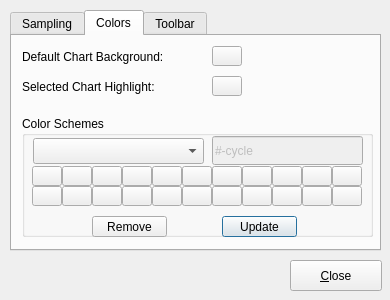
Above: src/chart/settingsdialog.ui from performancecopilot/pcp before the change. Below: the same form after it.
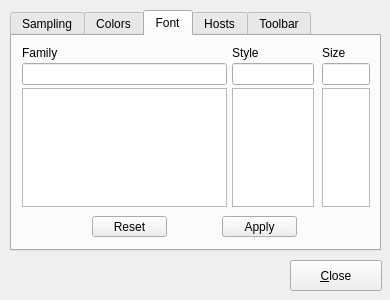
That is the form after the change. The open tabs and pages were chosen to show the change. Icons and pictures are not drawn. Custom widgets are drawn as their Qt base class.

Commit message: Add preference setting save/restore for saved hosts and fonts

What changed in the file:
```diff
--- a/src/chart/settingsdialog.ui
+++ b/src/chart/settingsdialog.ui
@@ -1093,8 +1093,221 @@
      </property>
     </widget>
    </widget>
+   <widget class="QWidget" name="fontTab">
+    <attribute name="title">
+     <string>Font</string>
+    </attribute>
+    <widget class="QWidget" name="sizeLayoutWidget">
+     <property name="geometry">
+      <rect>
+       <x>310</x>
+       <y>10</y>
+       <width>48</width>
+       <height>161</height>
+      </rect>
+     </property>
+     <layout class="QVBoxLayout" name="sizeVerticalLayout">
+      <property name="spacing">
+       <number>3</number>
+      </property>
+      <item>
+       <widget class="QLabel" name="sizeLabel">
+        <property name="text">
+         <string>Size</string>
+        </property>
+       </widget>
+      </item>
+      <item>
+       <widget class="QLineEdit" name="sizeLineEdit"/>
+      </item>
+      <item>
+       <widget class="QListWidget" name="sizeListWidget"/>
+      </item>
+     </layout>
+    </widget>
+    <widget class="QWidget" name="styleLayoutWidget">
+     <property name="geometry">
+      <rect>
+       <x>220</x>
+       <y>10</y>
+       <width>82</width>
+       <height>161</height>
+      </rect>
+     </property>
+     <layout class="QVBoxLayout" name="styleVerticalLayout">
+      <property name="spacing">
+       <number>3</number>
+      </property>
+      <item>
+       <widget class="QLabel" name="styleLabel">
+        <property name="text">
+         <string>Style</string>
+        </property>
+       </widget>
+      </item>
+      <item>
+       <widget class="QLineEdit" name="styleLineEdit"/>
+      </item>
+      <item>
+       <widget class="QListWidget" name="styleListWidget"/>
+      </item>
+     </layout>
+    </widget>
+    <widget class="QWidget" name="familyLayoutWidget">
+     <property name="geometry">
+      <rect>
+       <x>10</x>
+       <y>10</y>
+       <width>205</width>
+       <height>161</height>
+      </rect>
+     </property>
+     <layout class="QVBoxLayout" name="familyVerticalLayout">
+      <property name="spacing">
+       <number>3</number>
+      </property>
+      <item>
+       <widget class="QLabel" name="familyLabel">
+        <property name="text">
+         <string>Family</string>
+        </property>
+       </widget>
+      </item>
+      <item>
+       <widget class="QLineEdit" name="familyLineEdit"/>
+      </item>
+      <item>
+       <widget class="QListWidget" name="familyListWidget"/>
+      </item>
+     </layout>
+    </widget>
+    <widget class="QPushButton" name="resetFontButton">
+     <property name="geometry">
+      <rect>
+       <x>80</x>
+       <y>180</y>
+       <width>75</width>
+       <height>21</height>
+      </rect>
+     </property>
+     <property name="text">
+      <string>Reset</string>
+     </property>
+    </widget>
+    <widget class="QPushButton" name="applyFontButton">
+     <property name="geometry">
+      <rect>
+       <x>210</x>
+       <y>180</y>
+       <width>75</width>
+       <height>21</height>
+      </rect>
+     </property>
+     <property name="text">
+      <string>Apply</string>
+     </property>
+    </widget>
+   </widget>
    <widget class="QWidget" name="tab">
     <attribute name="title">
+     <string>Hosts</string>
+    </attribute>
+    <widget class="QPushButton" name="addHostButton">
+     <property name="geometry">
+      <rect>
+       <x>210</x>
+       <y>180</y>
+       <width>75</width>
+       <height>21</height>
+      </rect>
+     </property>
+     <property name="text">
+      <string>Add</string>
+     </property>
+    </widget>
+    <widget class="QPushButton" name="removeHostButton">
+     <property name="geometry">
+      <rect>
+       <x>80</x>
+       <y>180</y>
+       <width>75</width>
+       <height>21</height>
+      </rect>
+     </property>
+     <property name="text">
+      <string>Remove</string>
+     </property>
+    </widget>
+    <widget class="QPushButton" name="hostButton">
+     <property name="text" >
+      <string>...</string>
+     </property>
+     <property name="icon" >
+      <iconset resource="pmchart.qrc" >:/computer.png</iconset>
+     </property>
+     <property name="iconSize" >
+      <size>
+       <width>16</width>
+       <height>16</height>
+      </size>
+     </property>
+     <property name="geometry">
+      <rect>
+       <x>260</x>
+       <y>10</y>
+       <width>92</width>
+       <height>27</height>
+      </rect>
+     </property>
+    </widget>
+    <widget class="QComboBox" name="hostComboBox">
+     <property name="geometry">
+      <rect>
+       <x>10</x>
+       <y>10</y>
+       <width>241</width>
+       <height>27</height>
+      </rect>
+     </property>
+    </widget>
+    <widget class="QGroupBox" name="savedHostsGroupBox">
+     <property name="geometry">
+      <rect>
+       <x>10</x>
+       <y>40</y>
+       <width>341</width>
+       <height>131</height>
+      </rect>
+     </property>
+     <property name="title">
+      <string>Saved Hosts</string>
+     </property>
+     <widget class="QListWidget" name="savedHostsListWidget">
+      <property name="geometry">
+       <rect>
+        <x>10</x>
+        <y>20</y>
+        <width>321</width>
+        <height>111</height>
+       </rect>
+      </property>
+      <property name="selectionMode">
+       <enum>QAbstractItemView::ExtendedSelection</enum>
+      </property>
+      <property name="viewMode">
+       <enum>QListView::ListMode</enum>
+      </property>
+      <property name="selectionRectVisible">
+       <bool>false</bool>
+      </property>
+      <property name="sortingEnabled">
+       <bool>true</bool>
+      </property>
+     </widget>
+    </widget>
+   </widget>
+   <widget class="QWidget" name="toolbarTab">
+    <attribute name="title">
      <string>Toolbar</string>
     </attribute>
     <layout class="QGridLayout">
```
Left out of the diff: 232 changed lines with no effect on the pictures. The commit also changes 6 other files.
